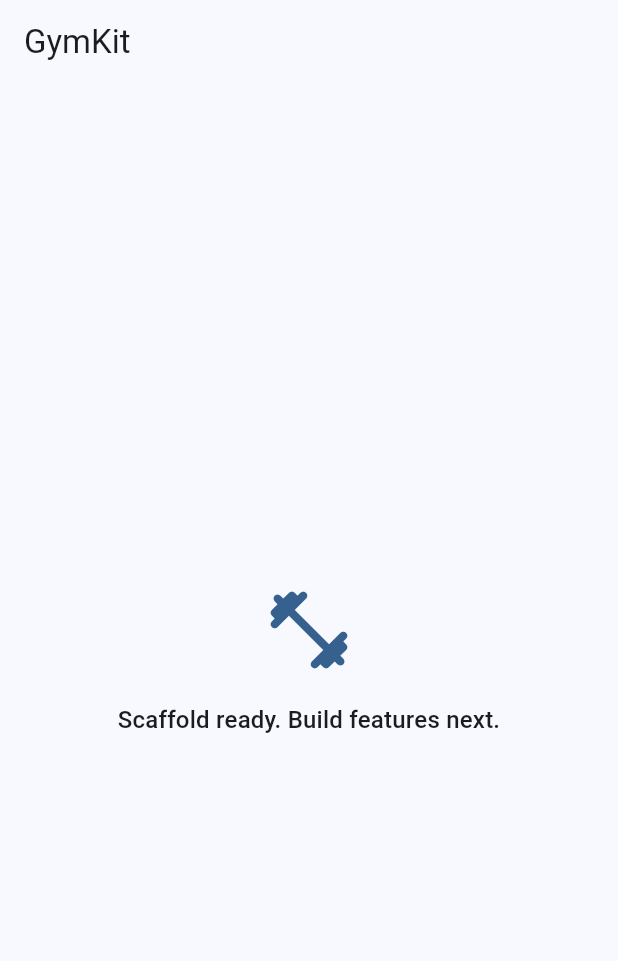
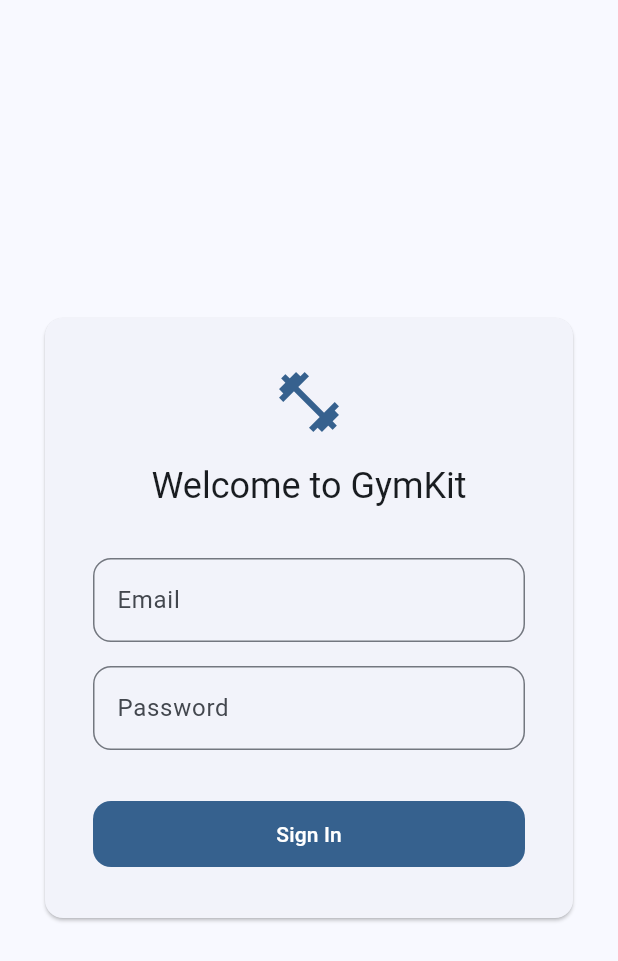
Before and after one commit to yuvaneshghy/Gym-OS, a Flutter app: the screen it shows after launch, on a phone screen of 412 x 824 dp. Shown: the top 961 px of the screen. Run offline on Flutter 3.47's test engine with Material 3 defaults, Android fonts, the light colour scheme and no system bars; our stand-ins replace flutter_riverpod, go_router, pocketbase, shared_preferences.

Commit message:
feat(prototype): Implement initial PocketBase schema, Theme engine, and UI scaffolding

```diff
--- a/lib/app/router.dart
+++ b/lib/app/router.dart
@@ -1,61 +1,58 @@
-import 'package:flutter/material.dart';
 import 'package:flutter_riverpod/flutter_riverpod.dart';
 import 'package:go_router/go_router.dart';
 
+import '../features/auth/data/auth_repository.dart';
+import '../features/auth/presentation/login_screen.dart';
+import '../features/dashboard/presentation/dashboard_screen.dart';
+import '../features/members/presentation/member_home_screen.dart';
+
 /// The global GoRouter configuration as a Riverpod provider.
 final routerProvider = Provider<GoRouter>((ref) {
+  final authState = ref.watch(authStateProvider);
+
   return GoRouter(
     initialLocation: '/',
+    redirect: (context, state) {
+      // If we are still loading the auth state, don't redirect yet.
+      if (authState.isLoading) return null;
+
+      final isAuth = authState.value != null;
+      final isLoggingIn = state.uri.path == '/login';
+
+      if (!isAuth) {
+        return isLoggingIn ? null : '/login';
+      }
+
+      if (isLoggingIn) {
+        // If logged in, check role for home page routing
+        final role = ref.read(authRepositoryProvider).currentRole;
+        if (role == 'MEMBER') {
+          return '/member';
+        }
+        return '/dashboard'; // Admin and Staff go to dashboard
+      }
+
+      // Root path redirect
+      if (state.uri.path == '/') {
+        final role = ref.read(authRepositoryProvider).currentRole;
+        return role == 'MEMBER' ? '/member' : '/dashboard';
+      }
+
+      return null;
+    },
     routes: [
       GoRoute(
-        path: '/',
-        name: 'home',
-        builder: (context, state) => const _PlaceholderScreen(
-          title: 'GymKit',
-          message: 'Scaffold ready. Build features next.',
-        ),
+        path: '/login',
+        builder: (context, state) => const LoginScreen(),
+      ),
+      GoRoute(
+        path: '/dashboard',
+        builder: (context, state) => const DashboardScreen(),
+      ),
+      GoRoute(
+        path: '/member',
+        builder: (context, state) => const MemberHomeScreen(),
       ),
     ],
   );
 });
-
-/// Temporary placeholder screen — will be replaced with actual features.
-class _PlaceholderScreen extends StatelessWidget {
-  const _PlaceholderScreen({
-    required this.title,
-    required this.message,
-  });
-
-  final String title;
-  final String message;
-
-  @override
-  Widget build(BuildContext context) {
-    final theme = Theme.of(context);
-
-    return Scaffold(
-      appBar: AppBar(title: Text(title)),
-      body: Center(
-        child: Padding(
-          padding: const EdgeInsets.all(24),
-          child: Column(
-            mainAxisSize: MainAxisSize.min,
-            children: [
-              Icon(
-                Icons.fitness_center_rounded,
-                size: 64,
-                color: theme.colorScheme.primary,
-              ),
-              const SizedBox(height: 16),
-              Text(
-                message,
-                style: theme.textTheme.titleMedium,
-                textAlign: TextAlign.center,
-              ),
-            ],
-          ),
-        ),
-      ),
-    );
-  }
-}
--- /dev/null
+++ b/lib/core/theme/theme_builder.dart
@@ -0,0 +1,57 @@
+import 'package:flutter/material.dart';
+
+import 'app_tokens.dart';
+
+/// Builds the master ThemeData for the application based on tenant configuration.
+ThemeData buildGymKitTheme({
+  required Color seedColor,
+  required double cornerRadius,
+  required Brightness brightness,
+  required String font,
+  required String inputStyle, // 'outlined' or 'filled'
+}) {
+  final tokens = AppTokens(
+    successColor: const Color(0xFF2E7D32),
+    warningColor: const Color(0xFFED6C02),
+    cornerRadius: cornerRadius,
+  );
+
+  final shape = RoundedRectangleBorder(
+    borderRadius: BorderRadius.circular(cornerRadius),
+  );
+
+  final inputBorder = inputStyle == 'outlined'
+      ? OutlineInputBorder(borderRadius: BorderRadius.circular(cornerRadius))
+      : UnderlineInputBorder(borderRadius: BorderRadius.circular(cornerRadius));
+
+  return ThemeData(
+    colorSchemeSeed: seedColor,
+    brightness: brightness,
+    useMaterial3: true,
+    fontFamily: font.isEmpty ? null : font,
+    extensions: [tokens],
+    cardTheme: CardThemeData(shape: shape),
+    dialogTheme: DialogThemeData(shape: shape),
+    bottomSheetTheme: BottomSheetThemeData(
+      shape: RoundedRectangleBorder(
+        borderRadius: BorderRadius.vertical(top: Radius.circular(cornerRadius)),
+      ),
+    ),
+    filledButtonTheme: FilledButtonThemeData(
+      style: FilledButton.styleFrom(
+        shape: shape,
+        padding: const EdgeInsets.symmetric(horizontal: 24, vertical: 12),
+      ),
+    ),
+    outlinedButtonTheme: OutlinedButtonThemeData(
+      style: OutlinedButton.styleFrom(
+        shape: shape,
+        padding: const EdgeInsets.symmetric(horizontal: 24, vertical: 12),
+      ),
+    ),
+    inputDecorationTheme: InputDecorationTheme(
+      border: inputBorder,
+      filled: inputStyle == 'filled',
+    ),
+  );
+}
--- /dev/null
+++ b/lib/core/widgets/app_button.dart
@@ -0,0 +1,29 @@
+import 'package:flutter/material.dart';
+
+/// A global wrapper for FilledButton that adheres to the tenant's theme.
+class AppButton extends StatelessWidget {
+  const AppButton({
+    super.key,
+    required this.text,
+    required this.onPressed,
+    this.isLoading = false,
+  });
+
+  final String text;
+  final VoidCallback? onPressed;
+  final bool isLoading;
+
+  @override
+  Widget build(BuildContext context) {
+    return FilledButton(
+      onPressed: isLoading ? null : onPressed,
+      child: isLoading
+          ? const SizedBox(
+              height: 20,
+              width: 20,
+              child: CircularProgressIndicator(strokeWidth: 2),
+            )
+          : Text(text),
+    );
+  }
+}
--- /dev/null
+++ b/lib/core/widgets/app_textfield.dart
@@ -0,0 +1,29 @@
+import 'package:flutter/material.dart';
+
+/// A global wrapper for TextField that adheres to the tenant's theme.
+class AppTextField extends StatelessWidget {
+  const AppTextField({
+    super.key,
+    required this.controller,
+    required this.label,
+    this.obscureText = false,
+    this.keyboardType,
+  });
+
+  final TextEditingController controller;
+  final String label;
+  final bool obscureText;
+  final TextInputType? keyboardType;
+
+  @override
+  Widget build(BuildContext context) {
+    return TextField(
+      controller: controller,
+      obscureText: obscureText,
+      keyboardType: keyboardType,
+      decoration: InputDecoration(
+        labelText: label,
+      ),
+    );
+  }
+}
--- /dev/null
+++ b/lib/features/auth/presentation/login_screen.dart
@@ -0,0 +1,100 @@
+import 'package:flutter/material.dart';
+import 'package:flutter_riverpod/flutter_riverpod.dart';
+
+import '../../../core/widgets/app_button.dart';
+import '../../../core/widgets/app_textfield.dart';
+import '../data/auth_repository.dart';
+
+class LoginScreen extends ConsumerStatefulWidget {
+  const LoginScreen({super.key});
+
+  @override
+  ConsumerState<LoginScreen> createState() => _LoginScreenState();
+}
+
+class _LoginScreenState extends ConsumerState<LoginScreen> {
+  final _emailController = TextEditingController();
+  final _passwordController = TextEditingController();
+  bool _isLoading = false;
+  String? _error;
+
+  Future<void> _handleLogin() async {
+    setState(() {
+      _isLoading = true;
+      _error = null;
+    });
+
+    try {
+      await ref.read(authRepositoryProvider).login(
+            _emailController.text.trim(),
+            _passwordController.text,
+          );
+      // GoRouter redirect handles navigation on auth state change automatically.
+    } on Object catch (e) {
+      setState(() => _error = e.toString());
+    } finally {
+      if (mounted) setState(() => _isLoading = false);
+    }
+  }
+
+  @override
+  void dispose() {
+    _emailController.dispose();
+    _passwordController.dispose();
+    super.dispose();
+  }
+
+  @override
+  Widget build(BuildContext context) {
+    final theme = Theme.of(context);
+
+    return Scaffold(
+      body: Center(
+        child: ConstrainedBox(
+          constraints: const BoxConstraints(maxWidth: 400),
+          child: Card(
+            margin: const EdgeInsets.all(24),
+            child: Padding(
+              padding: const EdgeInsets.all(32),
+              child: Column(
+                mainAxisSize: MainAxisSize.min,
+                crossAxisAlignment: CrossAxisAlignment.stretch,
+                children: [
+                  Icon(Icons.fitness_center, size: 48, color: theme.colorScheme.primary),
+                  const SizedBox(height: 16),
+                  Text(
+                    'Welcome to GymKit',
+                    style: theme.textTheme.headlineSmall,
+                    textAlign: TextAlign.center,
+                  ),
+                  const SizedBox(height: 32),
+                  if (_error != null) ...[
+                    Text(_error!, style: theme.textTheme.bodyMedium?.copyWith(color: theme.colorScheme.error)),
+                    const SizedBox(height: 16),
+                  ],
+                  AppTextField(
+                    controller: _emailController,
+                    label: 'Email',
+                    keyboardType: TextInputType.emailAddress,
+                  ),
+                  const SizedBox(height: 16),
+                  AppTextField(
+                    controller: _passwordController,
+                    label: 'Password',
+                    obscureText: true,
+                  ),
+                  const SizedBox(height: 32),
+                  AppButton(
+                    text: 'Sign In',
+                    isLoading: _isLoading,
+                    onPressed: _handleLogin,
+                  ),
+                ],
+              ),
+            ),
+          ),
+        ),
+      ),
+    );
+  }
+}
--- a/lib/main.dart
+++ b/lib/main.dart
@@ -1,11 +1,23 @@
 import 'package:flutter/material.dart';
 import 'package:flutter_riverpod/flutter_riverpod.dart';
+import 'package:shared_preferences/shared_preferences.dart';
 
 import 'app/router.dart';
+import 'core/theme/theme_builder.dart';
+import 'data/pocketbase_client.dart';
 
-void main() {
+void main() async {
   WidgetsFlutterBinding.ensureInitialized();
-  runApp(const ProviderScope(child: GymKitApp()));
+  final prefs = await SharedPreferences.getInstance();
+
+  runApp(
+    ProviderScope(
+      overrides: [
+        sharedPreferencesProvider.overrideWithValue(prefs),
+      ],
+      child: const GymKitApp(),
+    ),
+  );
 }
 
 /// Root widget for the GymKit application.
@@ -19,15 +31,19 @@ class GymKitApp extends ConsumerWidget {
     return MaterialApp.router(
       title: 'GymKit',
       debugShowCheckedModeBanner: false,
-      theme: ThemeData(
-        colorSchemeSeed: Colors.blue,
-        useMaterial3: true,
+      theme: buildGymKitTheme(
+        seedColor: Colors.blue,
+        cornerRadius: 12.0,
         brightness: Brightness.light,
+        font: '',
+        inputStyle: 'outlined',
       ),
-      darkTheme: ThemeData(
-        colorSchemeSeed: Colors.blue,
-        useMaterial3: true,
+      darkTheme: buildGymKitTheme(
+        seedColor: Colors.blue,
+        cornerRadius: 12.0,
         brightness: Brightness.dark,
+        font: '',
+        inputStyle: 'outlined',
       ),
       routerConfig: router,
     );
```
Also changed, not shown: lib/core/theme/app_tokens.dart (added, +44 -0 lines), lib/features/auth/data/auth_repository.dart (added, +46 -0 lines), lib/features/dashboard/presentation/dashboard_screen.dart (added, +35 -0 lines), lib/features/members/presentation/member_home_screen.dart (added, +39 -0 lines), 3 other files.
